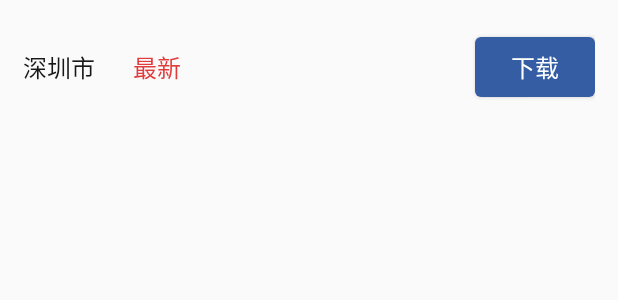
After one commit to xinyitech/XinYiAndroid, an Android app: the layout item_offline_map.xml on its own in the app's theme, with its tools: preview values and no code run, on a phone screen of 412 x 824 dp. The commit adds this screen. Shown: the top 300 px of the screen. Run offline under Robolectric (Android 15) with nearby library versions, the phone set to English and light mode, and no system bars.

Commit message:
离线地图下载

```diff
--- a/app/src/main/java/com/xinyiandroid/ui/MainActivity.java
+++ b/app/src/main/java/com/xinyiandroid/ui/MainActivity.java
@@ -10,6 +10,7 @@ import com.chad.library.adapter.base.BaseQuickAdapter;
 import com.xinyiandroid.adapter.ImageTitleAdapter;
 import com.xinyiandroid.model.ImageTitleModel;
 import com.xinyiandroid.utils.recycleview.RecyclerViewHelper;
+import com.xymaplibrary.base.OfflineMapActivity;
 
 import java.util.ArrayList;
 import java.util.List;
@@ -35,6 +36,7 @@ public class MainActivity extends AppCompatActivity {
         imageTitleModels.add(new ImageTitleModel(R.mipmap.ic_launcher, "FormActivity").setClazz(FormActivity.class));
         imageTitleModels.add(new ImageTitleModel(R.mipmap.ic_launcher, "BdMapActivity").setClazz(BdMapActivity.class));
         imageTitleModels.add(new ImageTitleModel(R.mipmap.ic_launcher, "CameraActivity").setClazz(CameraActivity.class));
+        imageTitleModels.add(new ImageTitleModel(R.mipmap.ic_launcher, "OfflineMapActivity").setClazz(OfflineMapActivity.class));
         titleAdapter.addData(imageTitleModels);
 
         RecyclerViewHelper.initRecyclerViewG(mRecyclerView, true, titleAdapter, 3);
--- a/xymaplibrary/src/main/AndroidManifest.xml
+++ b/xymaplibrary/src/main/AndroidManifest.xml
@@ -19,5 +19,6 @@
             android:name="com.baidu.location.f"
             android:enabled="true"
             android:process=":remote"></service>
+        <activity android:name=".base.OfflineMapActivity" android:theme="@style/Theme.AppCompat.Light.NoActionBar"/>
     </application>
 </manifest>
--- a/xymaplibrary/src/main/java/com/xymaplibrary/base/XinYiMapSdk.java
+++ b/xymaplibrary/src/main/java/com/xymaplibrary/base/XinYiMapSdk.java
@@ -10,7 +10,6 @@ import com.baidu.mapapi.SDKInitializer;
  */
 
 public class XinYiMapSdk {
-
     public static void  initMapSdk(Application application){
         SDKInitializer.initialize(application);
     }
--- /dev/null
+++ b/xymaplibrary/src/main/res/drawable/shape_button_down.xml
@@ -0,0 +1,5 @@
+<?xml version="1.0" encoding="utf-8"?>
+<shape xmlns:android="http://schemas.android.com/apk/res/android">
+    <corners android:radius="4dp"></corners>
+    <solid android:color="#345da4"/>
+</shape>
--- /dev/null
+++ b/xymaplibrary/src/main/res/layout/item_offline_map.xml
@@ -0,0 +1,36 @@
+<?xml version="1.0" encoding="utf-8"?>
+<RelativeLayout xmlns:android="http://schemas.android.com/apk/res/android"
+    android:paddingRight="15dp"
+    android:paddingLeft="15dp"
+    android:layout_width="match_parent"
+    android:layout_height="90dp">
+    <TextView
+        android:id="@+id/tvCity"
+        android:text="深圳市"
+        android:textSize="16dp"
+        android:textColor="#181818"
+        android:layout_centerVertical="true"
+        android:layout_width="wrap_content"
+        android:layout_height="wrap_content" />
+    <TextView
+        android:id="@+id/tvState"
+        android:text="最新"
+        android:textSize="16dp"
+        android:layout_marginLeft="25dp"
+        android:textColor="#e13b3b"
+        android:layout_centerVertical="true"
+        android:layout_toRightOf="@id/tvCity"
+        android:layout_width="wrap_content"
+        android:layout_height="wrap_content" />
+    <Button
+        android:id="@+id/btDown"
+        android:text="下载"
+        android:background="@drawable/shape_button_down"
+        android:textColor="#ffffff"
+        android:textSize="16dp"
+        android:layout_centerVertical="true"
+        android:layout_alignParentRight="true"
+        android:paddingLeft="0dp"
+        android:layout_width="80dp"
+        android:layout_height="40dp" />
+</RelativeLayout>
```
Also changed, not shown: xymaplibrary/src/main/java/com/xymaplibrary/base/OfflineMapActivity.java (added, +197 -0 lines), xymaplibrary/src/main/res/layout/activity_offline_map.xml (added, +30 -0 lines), xymaplibrary/src/main/res/values/strings.xml (+23 -0 lines).
